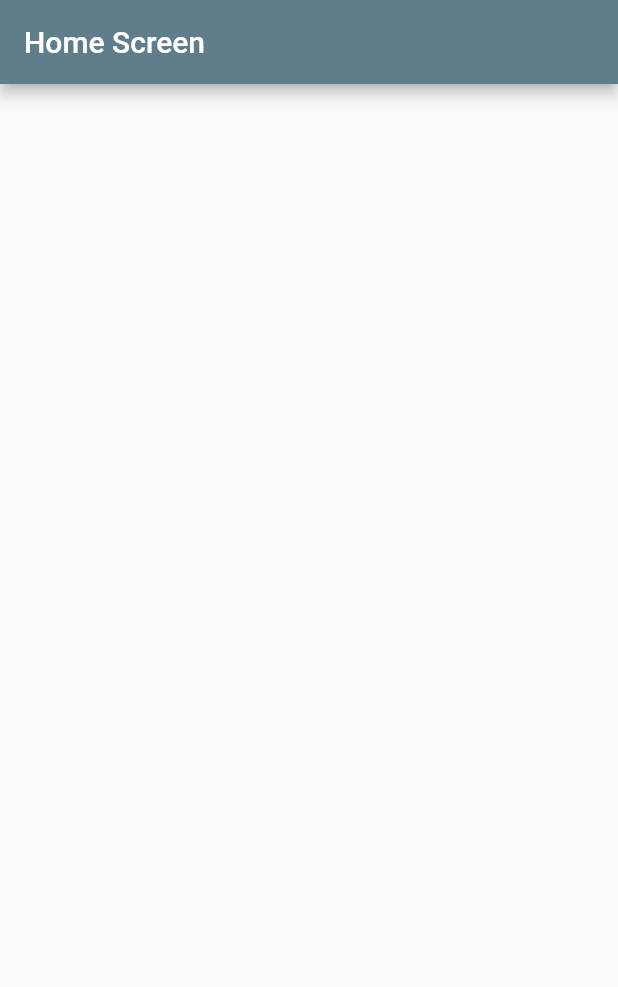
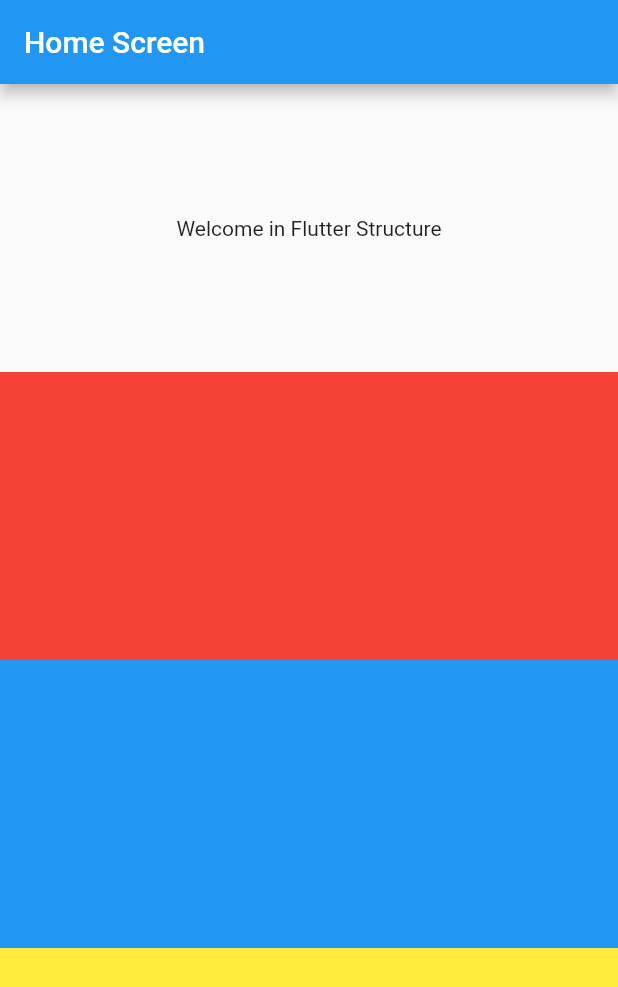
Before and after one commit to Maexwel/flutter-structure, a Flutter app: the screen it shows after launch, on a phone screen of 412 x 824 dp. Shown: the top 987 px of the screen. Run offline on Flutter 3.47's test engine with Material 2 defaults, Android fonts, the phone set to English and light mode, and no system bars; our stand-ins replace geolocator.

Commit message:
network config, provider config, base screen, models, readme

```diff
--- a/lib/main.dart
+++ b/lib/main.dart
@@ -1,6 +1,8 @@
 import 'package:flutter/material.dart';
+import 'package:flutter_structure/state/providers.dart';
 import 'package:flutter_structure/theme/theme.dart' as theme;
 import 'package:flutter_structure/widgets/screens/home_screen.dart';
+import 'package:provider/provider.dart';
 
 void main() => runApp(MyApp());
 
@@ -9,12 +11,15 @@ class MyApp extends StatelessWidget {
 
   @override
   Widget build(BuildContext context) {
-    return MaterialApp(
-        title: 'Flutter Demo',
-        theme: theme.classic,
-        initialRoute: '/',
-        routes: {
-          '/': (context) => HomeScreen(),
-        });
+    return MultiProvider(
+      providers: providers, // state definition
+      child: MaterialApp(
+          title: 'Flutter structure',
+          theme: theme.classic,
+          initialRoute: '/',
+          routes: {
+            '/': (context) => HomeScreen(),
+          }),
+    );
   }
 }
--- a/lib/services/network/network_service.dart
+++ b/lib/services/network/network_service.dart
@@ -2,7 +2,8 @@
 import 'package:flutter/material.dart';
 
 class NetworkService {
-  NetworkService({@required this.url});
+  final String url; // url of the remote endpoint
+  final String authToken; // token used for secured service
 
-  final String url; // url of the remote endpoint
+  NetworkService({@required this.url, this.authToken});
 }
--- /dev/null
+++ b/lib/state/providers.dart
@@ -0,0 +1,8 @@
+import 'package:flutter_structure/state/auth_user_view_model.dart';
+import 'package:provider/provider.dart';
+
+// Main provider for all of the elements of the state
+// You must register all your state elements here as viewmodels
+List<SingleChildCloneableWidget> providers = [
+  ChangeNotifierProvider(builder: (context) => AuthUserViewModel()), // authUser
+];
--- a/lib/theme/theme.dart
+++ b/lib/theme/theme.dart
@@ -2,6 +2,6 @@ import 'package:flutter/material.dart';
 // base theme file used in the main.dart file
 
 ThemeData classic = ThemeData(
-  primaryColor: Colors.blueGrey,
-  accentColor: Colors.redAccent,
-);
+  primaryColor: Colors.blue,
+  accentColor: Colors.blueAccent,
+); // Classic theme, used everywhere in the application
--- /dev/null
+++ b/lib/widgets/screens/base_screen.dart
@@ -0,0 +1,19 @@
+import 'package:flutter/material.dart';
+
+// First screen of the application
+class BaseScreen extends StatelessWidget {
+  final Widget child; // Widget that will be injected
+  final String title; // Title displayed in the app bar
+
+  BaseScreen({@required this.child, @required this.title}); // Constructor
+
+  @override
+  Widget build(BuildContext context) {
+    return Scaffold(
+      appBar: AppBar(
+        title: Text(title),
+      ),
+      body: child,
+    );
+  }
+}
--- a/lib/widgets/screens/home_screen.dart
+++ b/lib/widgets/screens/home_screen.dart
@@ -1,18 +1,34 @@
 import 'package:flutter/material.dart';
+import 'package:flutter_structure/widgets/screens/base_screen.dart';
 
-class HomeScreen extends StatefulWidget {
-  @override
-  _HomeScreenState createState() => _HomeScreenState();
-}
-
-class _HomeScreenState extends State<HomeScreen> {
+// First screen of the application
+class HomeScreen extends StatelessWidget {
   @override
   Widget build(BuildContext context) {
-    return Scaffold(
-      appBar: AppBar(
-        title: Text('Home Screen'),
-      ),
-      body: Center(),
+    return BaseScreen(
+      title: 'Home Screen',
+      child: Column(children: <Widget>[
+        Expanded(
+          child: Center(
+            child: Text('Welcome in Flutter Structure'),
+          ),
+        ),
+        Expanded(
+          child: Container(
+            color: Colors.red,
+          ),
+        ),
+        Expanded(
+          child: Container(
+            color: Colors.blue,
+          ),
+        ),
+        Expanded(
+          child: Container(
+            color: Colors.yellow,
+          ),
+        ),
+      ]),
     );
   }
 }
--- a/pubspec.yaml
+++ b/pubspec.yaml
@@ -22,6 +22,7 @@ dependencies:
   cupertino_icons: ^0.1.2
   http: ^0.12.0+2
   provider: ^3.1.0+1
+  geolocator: ^5.1.5
 
 dev_dependencies:
   flutter_test:
```
Also changed, not shown: lib/models/auth_user.dart (added, +11 -0 lines), lib/services/local/geolocator_service.dart (added, +26 -0 lines), lib/services/network/test_service.dart (+8 -3 lines), lib/state/auth_user_view_model.dart (added, +22 -0 lines), pubspec.lock, 3 other files.
